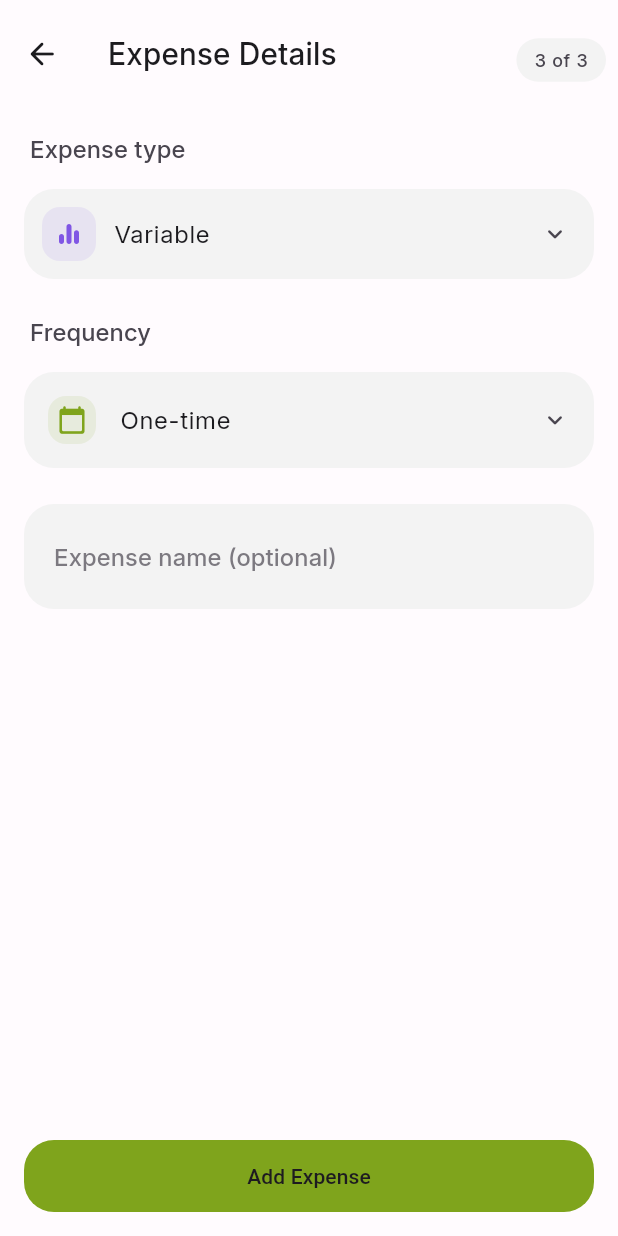
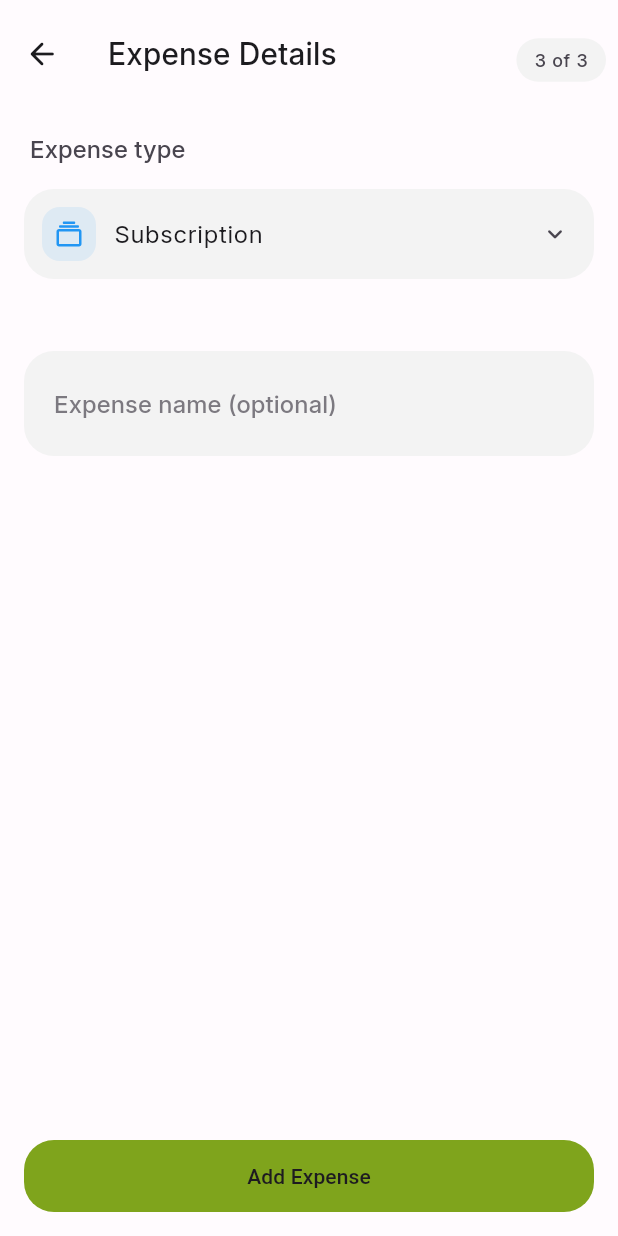
Before and after one commit to 0x6762/kiwi-spending-tracker, a Flutter app: the MultiStepExpenseDialog screen opened directly with empty values, swiped to page 3, on a phone screen of 412 x 824 dp. Run offline on Flutter 3.47's test engine with Material 3 defaults, Android fonts, the phone set to English and light mode, and no system bars; our stand-ins replace drift, file_picker, firebase_core, fl_chart, flutter_svg, package_info_plus and 4 more; accounts and stored records are empty; generated files the repository leaves out were written again.

Commit message:
Unifies subscription logic with recurring service in the add expense flow

```diff
--- a/lib/widgets/dialogs/multi_step_expense/controllers/expense_form_controller.dart
+++ b/lib/widgets/dialogs/multi_step_expense/controllers/expense_form_controller.dart
@@ -20,7 +20,7 @@ class ExpenseFormController extends ChangeNotifier {
   String _expenseName = '';
   String _selectedAccountId = DefaultAccounts.checking.id;
   bool _isFixedExpense = false;
-  String _billingCycle = 'Monthly';
+  ExpenseType _selectedExpenseType = ExpenseType.variable;
   bool _isRecurring = false;
   ExpenseFrequency _frequency = ExpenseFrequency.oneTime;
 
@@ -32,7 +32,7 @@ class ExpenseFormController extends ChangeNotifier {
   String get expenseName => _expenseName;
   String get selectedAccountId => _selectedAccountId;
   bool get isFixedExpense => _isFixedExpense;
-  String get billingCycle => _billingCycle;
+  ExpenseType get selectedExpenseType => _selectedExpenseType;
   bool get isRecurring => _isRecurring;
   ExpenseFrequency get frequency => _frequency;
   bool get isEditMode => initialExpense != null;
@@ -48,6 +48,7 @@ class ExpenseFormController extends ChangeNotifier {
 
   void _initialize() {
     _loadAccount(_selectedAccountId);
+    _selectedExpenseType = initialType;
     _isFixedExpense = initialType == ExpenseType.fixed;
 
     if (initialExpense != null) {
@@ -61,7 +62,7 @@ class ExpenseFormController extends ChangeNotifier {
     _selectedAccountId = expense.accountId;
     _expenseName = expense.title;
     _selectedDate = expense.date;
-    _billingCycle = expense.billingCycle ?? 'Monthly';
+    _selectedExpenseType = expense.type;
     _isFixedExpense = expense.type == ExpenseType.fixed;
     _isRecurring = expense.isRecurring;
     _frequency = expense.frequency;
@@ -112,11 +113,20 @@ class ExpenseFormController extends ChangeNotifier {
 
   void setFixedExpense(bool isFixed) {
     _isFixedExpense = isFixed;
+    _selectedExpenseType = isFixed ? ExpenseType.fixed : ExpenseType.variable;
     notifyListeners();
   }
 
-  void setBillingCycle(String cycle) {
-    _billingCycle = cycle;
+  void setExpenseType(ExpenseType type) {
+    _selectedExpenseType = type;
+    _isFixedExpense = type == ExpenseType.fixed;
+
+    // Auto-set recurring for subscriptions
+    if (type == ExpenseType.subscription) {
+      _isRecurring = true;
+      _frequency = ExpenseFrequency.monthly; // Default to monthly for subscriptions
+    }
+
     notifyListeners();
   }
 
@@ -156,13 +166,8 @@ class ExpenseFormController extends ChangeNotifier {
 
     final amount = double.parse(_amount);
 
-    // Determine the expense type based on initial type or _isFixedExpense
-    ExpenseType expenseType;
-    if (initialType == ExpenseType.subscription) {
-      expenseType = ExpenseType.subscription;
-    } else {
-      expenseType = _isFixedExpense ? ExpenseType.fixed : ExpenseType.variable;
-    }
+    // Use the selected expense type
+    final expenseType = _selectedExpenseType;
 
     // Determine necessity based on category
     final necessity = _determineNecessity();
@@ -218,7 +223,7 @@ class ExpenseFormController extends ChangeNotifier {
       notes: null,
       type: expenseType,
       accountId: _selectedAccountId,
-      billingCycle: initialType == ExpenseType.subscription ? _billingCycle : null,
+      billingCycle: null, // No longer using billingCycle, using frequency instead
       nextBillingDate: nextBillingDate,
       dueDate: null,
       necessity: necessity,
--- a/lib/widgets/dialogs/multi_step_expense/steps/details_step_widget.dart
+++ b/lib/widgets/dialogs/multi_step_expense/steps/details_step_widget.dart
@@ -42,17 +42,25 @@ class DetailsStepWidget extends StatelessWidget {
       children: [
         ListTile(
           title: const Text('Variable'),
-          selected: !controller.isFixedExpense,
+          selected: controller.selectedExpenseType == ExpenseType.variable,
           onTap: () {
-            controller.setFixedExpense(false);
+            controller.setExpenseType(ExpenseType.variable);
             Navigator.pop(context);
           },
         ),
         ListTile(
           title: const Text('Fixed'),
-          selected: controller.isFixedExpense,
+          selected: controller.selectedExpenseType == ExpenseType.fixed,
           onTap: () {
-            controller.setFixedExpense(true);
+            controller.setExpenseType(ExpenseType.fixed);
+            Navigator.pop(context);
+          },
+        ),
+        ListTile(
+          title: const Text('Subscription'),
+          selected: controller.selectedExpenseType == ExpenseType.subscription,
+          onTap: () {
+            controller.setExpenseType(ExpenseType.subscription);
             Navigator.pop(context);
           },
         ),
@@ -61,7 +69,14 @@ class DetailsStepWidget extends StatelessWidget {
   }
 
   void _showFrequencyPicker(BuildContext context, ExpenseFormController controller) {
-    const frequencyOptions = [
+    final isSubscription = controller.selectedExpenseType == ExpenseType.subscription;
+
+    final frequencyOptions = isSubscription
+      ? [
+          {'label': 'Monthly', 'value': ExpenseFrequency.monthly},
+          {'label': 'Yearly', 'value': ExpenseFrequency.yearly},
+        ]
+      : [
           {'label': 'One-time', 'value': ExpenseFrequency.oneTime},
           {'label': 'Weekly', 'value': ExpenseFrequency.weekly},
           {'label': 'Bi-weekly', 'value': ExpenseFrequency.biWeekly},
@@ -72,7 +87,7 @@ class DetailsStepWidget extends StatelessWidget {
 
     PickerSheet.show(
       context: context,
-      title: 'Frequency',
+      title: isSubscription ? 'Billing Cycle' : 'Frequency',
       children: frequencyOptions.map(
         (option) => ListTile(
           title: Text(option['label'] as String),
@@ -105,11 +120,45 @@ class DetailsStepWidget extends StatelessWidget {
     }
   }
 
+  String _getExpenseTypeIcon(ExpenseType type) {
+    switch (type) {
+      case ExpenseType.fixed:
+        return 'assets/icons/fixed_expense.svg';
+      case ExpenseType.subscription:
+        return 'assets/icons/subscription.svg';
+      case ExpenseType.variable:
+      default:
+        return 'assets/icons/variable_expense.svg';
+    }
+  }
+
+  Color _getExpenseTypeColor(ExpenseType type, ThemeData theme) {
+    switch (type) {
+      case ExpenseType.fixed:
+        return theme.colorScheme.fixedExpenseColor;
+      case ExpenseType.subscription:
+        return theme.colorScheme.subscriptionColor;
+      case ExpenseType.variable:
+      default:
+        return theme.colorScheme.variableExpenseColor;
+    }
+  }
+
+  String _getExpenseTypeLabel(ExpenseType type) {
+    switch (type) {
+      case ExpenseType.fixed:
+        return 'Fixed';
+      case ExpenseType.subscription:
+        return 'Subscription';
+      case ExpenseType.variable:
+      default:
+        return 'Variable';
+    }
+  }
+
   @override
   Widget build(BuildContext context) {
     final theme = Theme.of(context);
-    final fixedExpenseColor = theme.colorScheme.fixedExpenseColor;
-    final variableExpenseColor = theme.colorScheme.variableExpenseColor;
 
     return Consumer<ExpenseFormController>(
       builder: (context, controller, child) {
@@ -152,17 +201,13 @@ class DetailsStepWidget extends StatelessWidget {
                         mainAxisSize: MainAxisSize.min,
                         children: [
                           _buildSvgIcon(
-                            controller.isFixedExpense
-                              ? 'assets/icons/fixed_expense.svg'
-                              : 'assets/icons/variable_expense.svg',
-                            controller.isFixedExpense
-                              ? fixedExpenseColor
-                              : variableExpenseColor,
+                            _getExpenseTypeIcon(controller.selectedExpenseType),
+                            _getExpenseTypeColor(controller.selectedExpenseType, theme),
                           ),
                           const SizedBox(width: 12),
                           Expanded(
                             child: Text(
-                              controller.isFixedExpense ? 'Fixed' : 'Variable',
+                              _getExpenseTypeLabel(controller.selectedExpenseType),
                               style: theme.textTheme.bodyLarge?.copyWith(
                                 color: theme.colorScheme.onSurface,
                               ),
@@ -178,12 +223,15 @@ class DetailsStepWidget extends StatelessWidget {
                     ),
                     const SizedBox(height: 24),
 
-                    // Recurrency section
+                    // Recurring section - only show for recurring expenses
+                    if (controller.isRecurring) ...[
                       // Frequency label
                       Padding(
                         padding: const EdgeInsets.only(left: 4, bottom: 16),
                         child: Text(
-                        'Frequency',
+                          controller.selectedExpenseType == ExpenseType.subscription
+                            ? 'Billing Cycle'
+                            : 'Frequency',
                           style: theme.textTheme.titleSmall?.copyWith(
                             color: theme.colorScheme.onSurfaceVariant,
                           ),
@@ -195,6 +243,32 @@ class DetailsStepWidget extends StatelessWidget {
                         icon: AppIcons.calendar,
                         onTap: () => _showFrequencyPicker(context, controller),
                       ),
+                    ],
+
+                    // Recurring toggle - only show for non-subscription types
+                    if (controller.selectedExpenseType != ExpenseType.subscription) ...[
+                      const SizedBox(height: 24),
+                      // Recurring toggle
+                      Row(
+                        children: [
+                          Expanded(
+                            child: Text(
+                              'Recurring expense',
+                              style: theme.textTheme.titleSmall?.copyWith(
+                                color: theme.colorScheme.onSurfaceVariant,
+                              ),
+                            ),
+                          ),
+                          Switch(
+                            value: controller.isRecurring,
+                            onChanged: (value) {
+                              controller.setRecurring(value);
+                            },
+                          ),
+                        ],
+                      ),
+                    ],
+
                     const SizedBox(height: 24),
 
                     // Expense name
--- a/lib/widgets/forms/expense_form_fields.dart
+++ b/lib/widgets/forms/expense_form_fields.dart
@@ -3,6 +3,7 @@ import 'package:flutter_svg/flutter_svg.dart';
 import 'package:intl/intl.dart';
 import '../../models/expense.dart';
 import '../../models/expense_category.dart';
+import '../../models/account.dart';
 import '../../repositories/category_repository.dart';
 import 'picker_button.dart';
 import '../sheets/picker_sheet.dart';
```
Also changed, not shown: 2 other files. Lines whose indentation alone changed are shown as unchanged.
